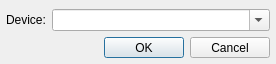
The window that qmmp/src/plugins/Output/oss4/settingsdialog.ui (Greedysky/TTKMusicPlayer) describes before a commit, drawn with Qt 5.
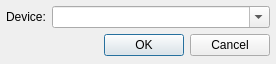
The same window after the commit.

Diff of the .ui file:
```diff
--- a/qmmp/src/plugins/Output/oss4/settingsdialog.ui
+++ b/qmmp/src/plugins/Output/oss4/settingsdialog.ui
@@ -19,7 +19,7 @@
   <property name="maximumSize">
    <size>
     <width>276</width>
-    <height>64</height>
+    <height>68</height>
    </size>
   </property>
   <property name="windowTitle">
@@ -30,7 +30,7 @@
     <number>6</number>
    </property>
    <property name="topMargin">
-    <number>9</number>
+    <number>6</number>
    </property>
    <property name="rightMargin">
     <number>6</number>
```
